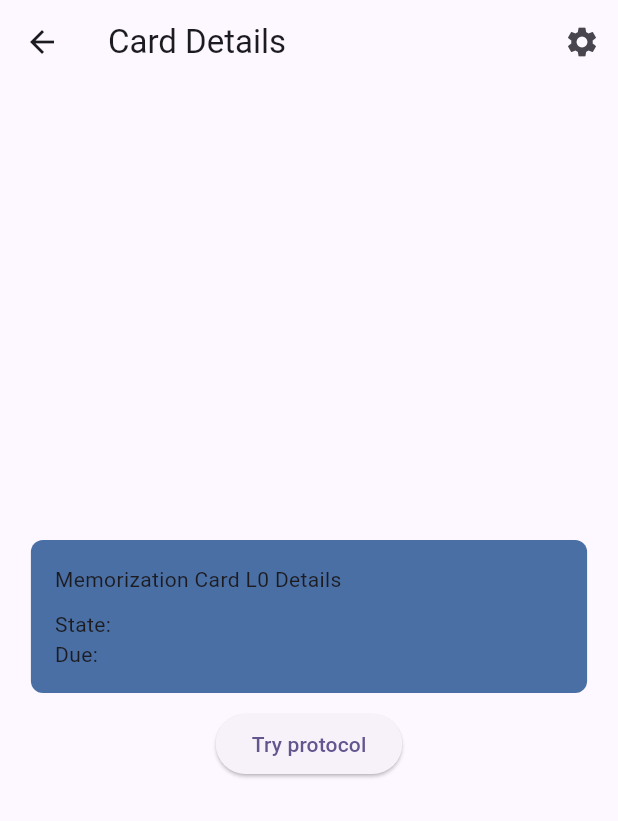
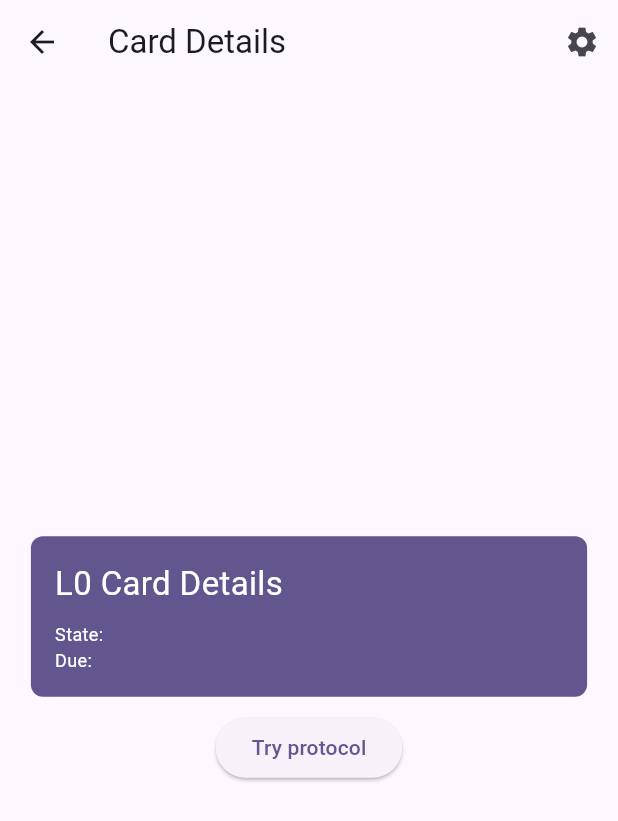
Before and after one commit to T3-InfoSec/t3-vault, a Flutter app: the MemoCardsPage screen opened by its route, after a tap on an icon or button, on a phone screen of 412 x 824 dp. Shown: the top 821 px of the screen. Run offline on Flutter 3.47's test engine with Material 3 defaults, Android fonts, the phone set to English and light mode, and no system bars; our stand-ins replace bloc, equatable, flutter_bloc, go_router; missing offline and left inert: t3_memassist; generated files the repository leaves out were written again.

Commit message:
Using theme data to customize card UI.

```diff
--- a/lib/src/features/landing/presentation/pages/splash_page.dart
+++ b/lib/src/features/landing/presentation/pages/splash_page.dart
@@ -10,10 +10,10 @@ class SplashPage extends StatelessWidget {
 
   @override
   Widget build(BuildContext context) {
-    final theme = Theme.of(context);
+    final ThemeData themeData = Theme.of(context);
 
     return Scaffold(
-      backgroundColor: theme.colorScheme.surface,
+      backgroundColor: themeData.colorScheme.surface,
       body: Column(
         mainAxisAlignment: MainAxisAlignment.spaceBetween,
         children: [
@@ -30,7 +30,7 @@ class SplashPage extends StatelessWidget {
                 style: TextStyle(
                   fontSize: 18,
                   fontWeight: FontWeight.w400,
-                  color: theme.colorScheme.onSurface,
+                  color: themeData.colorScheme.onSurface,
                 ),
               ),
               const SizedBox(
@@ -41,7 +41,7 @@ class SplashPage extends StatelessWidget {
                 children: [
                   Image.asset(
                     "assets/images/flutter_logo.png",
-                    color: theme.colorScheme.onSurface,
+                    color: themeData.colorScheme.onSurface,
                     width: 35,
                     height: 35,
                   ),
@@ -53,7 +53,7 @@ class SplashPage extends StatelessWidget {
                     style: TextStyle(
                       fontSize: 20,
                       fontWeight: FontWeight.w500,
-                      color: theme.colorScheme.onSurface,
+                      color: themeData.colorScheme.onSurface,
                     ),
                   ),
                 ],
--- a/lib/src/features/memorization_assistant/presentation/pages/memo_card_details_page.dart
+++ b/lib/src/features/memorization_assistant/presentation/pages/memo_card_details_page.dart
@@ -27,6 +27,8 @@ class MemoCardDetailsPage extends StatelessWidget {
 
   @override
   Widget build(BuildContext context) {
+    final ThemeData themeData = Theme.of(context);
+
     return Scaffold(
       appBar: AppBar(
         title: const Text('Card Details'),
@@ -53,21 +55,36 @@ class MemoCardDetailsPage extends StatelessWidget {
               width: MediaQuery.of(context).size.width * 0.9,
               padding: const EdgeInsets.all(16.0),
               decoration: BoxDecoration(
-                color: const Color(0xFF4A6FA5),
+                color: themeData.colorScheme.primary,
                 borderRadius: BorderRadius.circular(8.0),
               ),
               child: Column(
                 crossAxisAlignment: CrossAxisAlignment.start,
                 children: <Widget>[
                   Text(
-                    'Memorization Card L$levelNumber Details',
+                    style: TextStyle(
+                      fontSize: themeData.textTheme.titleLarge!.fontSize,
+                      fontWeight: themeData.textTheme.titleLarge!.fontWeight,
+                      color: themeData.colorScheme.onPrimary,
+                    ),
+                    'L$levelNumber Card Details',
                   ),
                   const SizedBox(height: 10),
                   Text(
+                    style: TextStyle(
+                      fontSize: themeData.textTheme.bodySmall!.fontSize,
+                      fontWeight: themeData.textTheme.bodySmall!.fontWeight,
+                      color: themeData.colorScheme.onPrimary,
+                    ),
                     'State: ${memoCard.state}',
                   ),
                   Text(
-                    'Due: ${memoCard.due}',
+                    style: TextStyle(
+                      fontSize: themeData.textTheme.bodySmall!.fontSize,
+                      fontWeight: themeData.textTheme.bodySmall!.fontWeight,
+                      color: themeData.colorScheme.onPrimary,
+                    ),
+                    'Due: ${memoCard.due.toLocal()}',
                   ),
                 ],
               ),
--- a/lib/src/features/memorization_assistant/presentation/pages/memo_cards_page.dart
+++ b/lib/src/features/memorization_assistant/presentation/pages/memo_cards_page.dart
@@ -18,7 +18,8 @@ class MemoCardsPage extends StatelessWidget {
 
   @override
   Widget build(BuildContext context) {
-    List<MemoCard> memoCards = _createMemoCards();
+    final ThemeData themeData = Theme.of(context);
+    final List<MemoCard> memoCards = _createMemoCards();
 
     return Scaffold(
       appBar: AppBar(
@@ -43,8 +44,6 @@ class MemoCardsPage extends StatelessWidget {
           child: Column(
             mainAxisAlignment: MainAxisAlignment.center,
             children: <Widget>[
-              const Text('My Cards'),
-              const SizedBox(height: 10),
               Padding(
                 padding: const EdgeInsets.all(8.0),
                 child: Wrap(
@@ -64,7 +63,37 @@ class MemoCardsPage extends StatelessWidget {
                             extra: memoCard,
                           );
                         },
-                        child: _buildCard('L$levelNumber', memoCard),
+                        child: Container(
+                          width: 200,
+                          height: 150,
+                          padding: const EdgeInsets.all(8.0),
+                          decoration: BoxDecoration(
+                            color: themeData.colorScheme.primary,
+                            borderRadius: BorderRadius.circular(8.0),
+                          ),
+                          child: Column(
+                            crossAxisAlignment: CrossAxisAlignment.start,
+                            children: <Widget>[
+                              Text(
+                                style: TextStyle(
+                                  fontSize: themeData.textTheme.titleLarge!.fontSize,
+                                  fontWeight: themeData.textTheme.titleLarge!.fontWeight,
+                                  color: themeData.colorScheme.onPrimary,
+                                ),
+                                'L$levelNumber',
+                              ),
+                              const SizedBox(height: 5),
+                              Text(
+                                style: TextStyle(
+                                  fontSize: themeData.textTheme.bodySmall!.fontSize,
+                                  fontWeight: themeData.textTheme.bodySmall!.fontWeight,
+                                  color: themeData.colorScheme.onPrimary,
+                                ),
+                                'Next review:\n${memoCard.due.toLocal()}',
+                              ),
+                            ],
+                          ),
+                        ),
                       );
                     },
                   ).toList(),
@@ -73,28 +102,6 @@ class MemoCardsPage extends StatelessWidget {
             ],
           ),
         ),
-      ),
-    );
-  }
-
-  Widget _buildCard(String title, MemoCard memoCard) {
-    return Container(
-      width: 200,
-      height: 150,
-      padding: const EdgeInsets.all(8.0),
-      decoration: BoxDecoration(
-        color: const Color(0xFF4A6FA5),
-        borderRadius: BorderRadius.circular(8.0),
-      ),
-      child: Column(
-        crossAxisAlignment: CrossAxisAlignment.start,
-        children: <Widget>[
-          Text(title),
-          const SizedBox(height: 5),
-          Text(
-            'Next review:\n${memoCard.due.toLocal()}',
-          ),
-        ],
       ),
     );
   }
```
